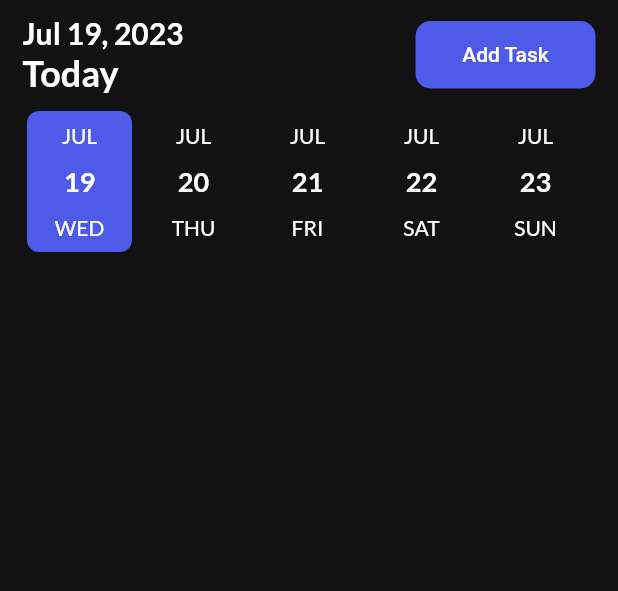
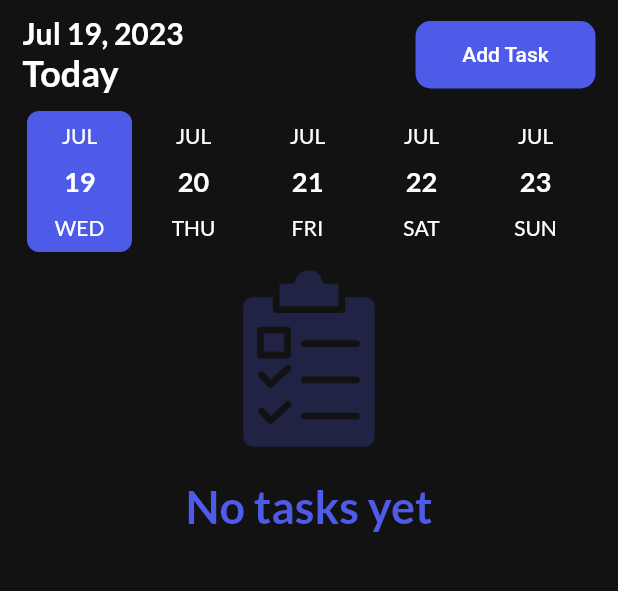
Before and after one commit to MoAdelDev/todo_app, a Flutter app: the screen it shows after launch, after a tap on the "nightlight round" icon, on a phone screen of 412 x 824 dp, the part 84-675 px from its top. Run offline on Flutter 3.47's test engine with Material 2 defaults, Android fonts, the phone set to English and light mode, and no system bars; drawn by our look-alikes of animated_text_kit, date_picker_timeline; our stand-ins replace bloc, equatable, flutter_bloc, flutter_local_notifications, flutter_svg, get and 4 more.

Commit message:
// Notification service

```diff
--- /dev/null
+++ b/lib/core/services/notification_service.dart
@@ -0,0 +1,99 @@
+import 'package:flutter/material.dart';
+import 'package:flutter_local_notifications/flutter_local_notifications.dart';
+import 'package:get/get.dart';
+
+import 'package:timezone/data/latest_all.dart' as tz;
+import 'package:timezone/timezone.dart' as tz;
+import 'package:todo/todo/presentation/screens/notifications_screen.dart';
+
+class NotificationsService {
+  FlutterLocalNotificationsPlugin flutterLocalNotificationsPlugin =
+      FlutterLocalNotificationsPlugin();
+
+  Future init() async {
+    tz.initializeTimeZones();
+    //tz.setLocalLocation(tz.getLocation(timeZoneName));
+
+    AndroidInitializationSettings initializationSettingsAndroid =
+        const AndroidInitializationSettings('appicon');
+
+    final DarwinInitializationSettings initializationSettingsDarwin =
+        DarwinInitializationSettings(
+            requestAlertPermission: false,
+            requestSoundPermission: false,
+            requestBadgePermission: false,
+            onDidReceiveLocalNotification: onDidReceiveLocalNotification);
+
+    final InitializationSettings initializationSettings =
+        InitializationSettings(
+      android: initializationSettingsAndroid,
+      iOS: initializationSettingsDarwin,
+    );
+    await flutterLocalNotificationsPlugin.initialize(initializationSettings,
+        onDidReceiveNotificationResponse:
+            (NotificationResponse response) async {
+      if (response.payload != null) {
+        debugPrint('notification payload:${response.payload}');
+      }
+      await Get.to(NotificationsScreen(
+        payload: '${response.payload}',
+      ));
+    });
+  }
+
+  requestIosPermision() {
+    flutterLocalNotificationsPlugin
+        .resolvePlatformSpecificImplementation<
+            IOSFlutterLocalNotificationsPlugin>()
+        ?.requestPermissions(
+          sound: true,
+          alert: true,
+          badge: true,
+        );
+  }
+
+  displayNotification({required String title, required String body}) async {
+    AndroidNotificationDetails androidNotificationDetails =
+        const AndroidNotificationDetails('your channel id', 'your channel name',
+            channelDescription: 'your channel description',
+            importance: Importance.max,
+            priority: Priority.high,
+            showWhen: false);
+    DarwinNotificationDetails darwinNotificationDetails =
+        const DarwinNotificationDetails();
+
+    NotificationDetails notificationDetails = NotificationDetails(
+        android: androidNotificationDetails, iOS: darwinNotificationDetails);
+
+    await flutterLocalNotificationsPlugin.show(
+      0,
+      title,
+      body,
+      notificationDetails,
+      payload: 'Default_Sound',
+    );
+  }
+
+  scheduledNotification({required title, required body}) async {
+    await flutterLocalNotificationsPlugin.zonedSchedule(
+        0,
+        title,
+        body,
+        tz.TZDateTime.now(tz.local).add(const Duration(seconds: 5)),
+        const NotificationDetails(
+            android: AndroidNotificationDetails(
+                'your channel id', 'your channel name',
+                channelDescription: 'your channel description')),
+        androidScheduleMode: AndroidScheduleMode.exactAllowWhileIdle,
+        uiLocalNotificationDateInterpretation:
+            UILocalNotificationDateInterpretation.absoluteTime);
+  }
+
+  void onDidReceiveLocalNotification(
+      int id, String? title, String? body, String? payload) async {
+    // display a dialog with the notification details, tap ok to go to another page
+    Get.dialog(
+      Text(body ?? ''),
+    );
+  }
+}
--- a/lib/main.dart
+++ b/lib/main.dart
@@ -13,7 +13,7 @@ void main() async {
 
   LocatorService().init();
   await CacheService.init();
-
+  //await NotificationsService().init();
   runApp(const MyApp());
 }
 
--- /dev/null
+++ b/lib/todo/domain/entities/task.dart
@@ -0,0 +1,30 @@
+import 'package:equatable/equatable.dart';
+import 'package:flutter/material.dart';
+
+class Task extends Equatable {
+  final String title;
+  final String note;
+  final bool isCompleted;
+  final String startTime;
+  final String endTime;
+  final Color color;
+
+  const Task(
+    this.title,
+    this.note,
+    this.isCompleted,
+    this.startTime,
+    this.endTime,
+    this.color,
+  );
+
+  @override
+  List<Object?> get props => [
+        title,
+        note,
+        isCompleted,
+        startTime,
+        endTime,
+        color,
+      ];
+}
--- a/lib/todo/presentation/controller/home/home_bloc.dart
+++ b/lib/todo/presentation/controller/home/home_bloc.dart
@@ -4,6 +4,7 @@ import 'package:bloc/bloc.dart';
 import 'package:equatable/equatable.dart';
 import 'package:todo/core/services/cache_service.dart';
 import 'package:todo/main.dart';
+import 'package:todo/todo/domain/entities/task.dart';
 
 part 'home_event.dart';
 part 'home_state.dart';
--- a/lib/todo/presentation/controller/home/home_state.dart
+++ b/lib/todo/presentation/controller/home/home_state.dart
@@ -3,19 +3,23 @@ part of 'home_bloc.dart';
 class HomeState extends Equatable {
   final bool isDark;
   final DateTime? dateTime;
-  const HomeState({this.isDark = false, this.dateTime});
+  final List<Task> tasks;
+  const HomeState({this.isDark = false, this.dateTime, this.tasks = const []});
 
   HomeState copywith({
     bool? isDark,
     DateTime? dateTime,
+    List<Task>? tasks,
   }) =>
       HomeState(
         isDark: isDark ?? this.isDark,
         dateTime: dateTime ?? this.dateTime,
+        tasks: tasks ?? this.tasks,
       );
   @override
   List<Object> get props => [
         isDark,
         dateTime ?? DateTime.now(),
+        tasks,
       ];
 }
--- a/lib/todo/presentation/screens/home_screen.dart
+++ b/lib/todo/presentation/screens/home_screen.dart
@@ -1,14 +1,30 @@
 import 'package:flutter/material.dart';
 import 'package:flutter_bloc/flutter_bloc.dart';
 import 'package:get/get.dart';
+import 'package:todo/core/services/notification_service.dart';
 import 'package:todo/core/style/colors.dart';
 import 'package:todo/main.dart';
 import 'package:todo/todo/presentation/controller/home/home_bloc.dart';
 import 'package:todo/todo/presentation/widgets/add_date_bar_widget.dart';
 import 'package:todo/todo/presentation/widgets/add_task_bar_widget.dart';
+import 'package:todo/todo/presentation/widgets/tasks_widget.dart';
 
-class HomeScreen extends StatelessWidget {
+class HomeScreen extends StatefulWidget {
   const HomeScreen({super.key});
+
+  @override
+  State<HomeScreen> createState() => _HomeScreenState();
+}
+
+class _HomeScreenState extends State<HomeScreen> {
+  late NotificationsService notificationsService;
+  @override
+  void initState() {
+    super.initState();
+    notificationsService = NotificationsService();
+    notificationsService.init();
+    notificationsService.requestIosPermision();
+  }
 
   @override
   Widget build(BuildContext context) {
@@ -20,6 +36,10 @@ class HomeScreen extends StatelessWidget {
             leading: IconButton(
               onPressed: () async {
                 context.read<HomeBloc>().add(HomeChnageThemeModeEvent());
+                notificationsService.displayNotification(
+                    title: 'Hello World', body: 'Hello');
+                notificationsService.scheduledNotification(
+                    title: 'Hello World', body: 'Hello');
               },
               icon: Icon(
                 MyApp.isDark
@@ -53,6 +73,10 @@ class HomeScreen extends StatelessWidget {
                     height: 8.0,
                   ),
                   AddDateBarWidget(),
+                  SizedBox(
+                    height: 8.0,
+                  ),
+                  Expanded(child: TasksWidget()),
                 ],
               ),
             ),
--- /dev/null
+++ b/lib/todo/presentation/screens/notifications_screen.dart
@@ -0,0 +1,13 @@
+import 'package:flutter/material.dart';
+
+class NotificationsScreen extends StatelessWidget {
+  final String payload;
+  const NotificationsScreen({super.key, required this.payload});
+
+  @override
+  Widget build(BuildContext context) {
+    return Container(
+      color: Colors.red,
+    );
+  }
+}
--- /dev/null
+++ b/lib/todo/presentation/widgets/tasks_widget.dart
@@ -0,0 +1,74 @@
+import 'package:animated_text_kit/animated_text_kit.dart';
+import 'package:flutter/material.dart';
+import 'package:flutter_bloc/flutter_bloc.dart';
+import 'package:flutter_svg/flutter_svg.dart';
+import 'package:todo/core/style/colors.dart';
+import 'package:todo/core/style/themes.dart';
+import 'package:todo/main.dart';
+import 'package:todo/todo/presentation/controller/home/home_bloc.dart';
+
+class TasksWidget extends StatelessWidget {
+  const TasksWidget({super.key});
+
+  @override
+  Widget build(BuildContext context) {
+    return BlocBuilder<HomeBloc, HomeState>(
+      builder: (context, state) {
+        if (state.tasks.isEmpty) {
+          return Stack(
+            children: [
+              AnimatedPositioned(
+                duration: const Duration(milliseconds: 2000),
+                child: SingleChildScrollView(
+                  physics: const BouncingScrollPhysics(),
+                  child: Wrap(
+                    alignment: WrapAlignment.center,
+                    crossAxisAlignment: WrapCrossAlignment.center,
+                    direction: MediaQuery.orientationOf(context) ==
+                            Orientation.landscape
+                        ? Axis.horizontal
+                        : Axis.vertical,
+                    children: [
+                      SvgPicture.asset(
+                        'assets/images/task.svg',
+                        // ignore: deprecated_member_use
+                        color: MyApp.isDark
+                            ? AppColor.primaryColor.withAlpha(60)
+                            : AppColor.primaryColor.withOpacity(0.5),
+                        width: 120.0,
+                        height: 120.0,
+                      ),
+                      const SizedBox(
+                        height: 20.0,
+                      ),
+                      AnimatedTextKit(
+                        animatedTexts: [
+                          ColorizeAnimatedText(
+                            'No tasks yet',
+                            textStyle: Themes.headingStyle.copyWith(
+                              fontSize: 30,
+                            ),
+                            colors: [
+                              Theme.of(context).colorScheme.primary,
+                              Theme.of(context).colorScheme.primaryContainer,
+                              Theme.of(context).colorScheme.secondary,
+                              Theme.of(context).colorScheme.secondaryContainer,
+                              Theme.of(context).colorScheme.error,
+                            ],
+                          ),
+                        ],
+                        repeatForever: true,
+                        isRepeatingAnimation: true,
+                      ),
+                    ],
+                  ),
+                ),
+              ),
+            ],
+          );
+        }
+        return Container();
+      },
+    );
+  }
+}
--- a/pubspec.yaml
+++ b/pubspec.yaml
@@ -49,6 +49,8 @@ dependencies:
   get_storage: ^2.1.1
   equatable: ^2.0.5
   shared_preferences: ^2.2.0
+  animated_text_kit: ^4.2.2
+  timezone: ^0.9.2
 
 dev_dependencies:
   flutter_test:
```
Also changed, not shown: pubspec.lock, 3 other files.
